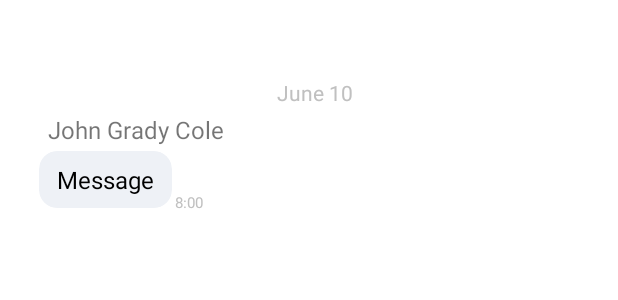
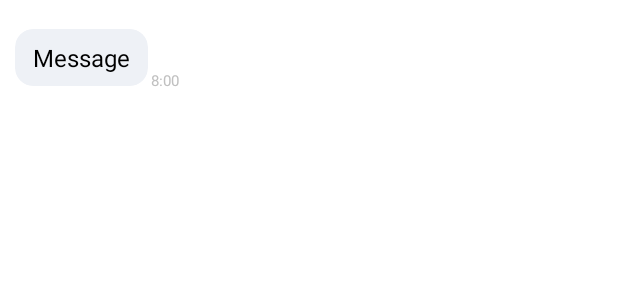
Before and after one commit to yairabraham5/huji-hackathon-2021, an Android app: the layout item_chat_bot.xml on its own in the app's theme, with its tools: preview values and no code run, on a phone screen of 412 x 824 dp. Shown: the top 300 px of the screen. Run offline under Robolectric (Android 15) with nearby library versions, the phone set to English and light mode, and no system bars.

Commit message:
updated bot and user bubbles

```diff
--- a/hackathon-app/app/src/main/res/layout/item_chat_bot.xml
+++ b/hackathon-app/app/src/main/res/layout/item_chat_bot.xml
@@ -6,42 +6,6 @@
     android:layout_marginStart="8dp"
     android:layout_marginTop="16dp"
     android:layout_marginLeft="8dp">
-
-    <TextView
-        android:id="@+id/text_gchat_date_other"
-        android:layout_width="wrap_content"
-        android:layout_height="wrap_content"
-        android:layout_marginTop="32dp"
-        android:paddingStart="8dp"
-        android:paddingTop="4dp"
-        android:paddingEnd="8dp"
-        android:paddingBottom="4dp"
-        android:text="June 10"
-        android:textColor="#C0C0C0"
-        app:layout_constraintEnd_toEndOf="parent"
-        app:layout_constraintStart_toStartOf="parent"
-        app:layout_constraintTop_toTopOf="parent" />
-
-    <ImageView
-        android:id="@+id/image_gchat_profile_other"
-        android:layout_width="wrap_content"
-        android:layout_height="wrap_content"
-        android:layout_marginStart="16dp"
-        android:contentDescription="User Icon"
-        app:layout_constraintStart_toStartOf="parent"
-        app:layout_constraintTop_toBottomOf="@+id/text_gchat_date_other"
-        android:layout_marginLeft="16dp" />
-
-    <TextView
-        android:id="@+id/text_gchat_user_other"
-        android:layout_width="wrap_content"
-        android:layout_height="wrap_content"
-        android:layout_marginStart="8dp"
-        android:text="John Grady Cole"
-        android:textSize="16sp"
-        app:layout_constraintStart_toEndOf="@+id/image_gchat_profile_other"
-        app:layout_constraintTop_toBottomOf="@+id/text_gchat_date_other"
-        android:layout_marginLeft="8dp" />
 
     <androidx.cardview.widget.CardView
         android:id="@+id/card_gchat_message_other"
@@ -52,8 +16,8 @@
         app:cardElevation="0dp"
         app:cardPreventCornerOverlap="false"
         app:cardUseCompatPadding="true"
-        app:layout_constraintStart_toEndOf="@+id/image_gchat_profile_other"
-        app:layout_constraintTop_toBottomOf="@+id/text_gchat_user_other">
+        app:layout_constraintStart_toStartOf="parent"
+        app:layout_constraintBottom_toBottomOf="parent">
 
         <LinearLayout
             android:id="@+id/layout_gchat_container_other"
@@ -62,7 +26,7 @@
             android:orientation="vertical">
 
             <TextView
-                android:id="@+id/text_gchat_message_other"
+                android:id="@+id/bot_message"
                 android:layout_width="wrap_content"
                 android:layout_height="wrap_content"
                 android:layout_marginBottom="8dp"
@@ -79,7 +43,7 @@
 
 
     <TextView
-        android:id="@+id/text_gchat_timestamp_other"
+        android:id="@+id/bot_message_hour"
         android:layout_width="wrap_content"
         android:layout_height="wrap_content"
         android:text="8:00"
```
Also changed, not shown: hackathon-app/app/src/main/java/com/example/hackthon/BotBubbleViewHolder.java (+15 -1 lines), hackathon-app/app/src/main/java/com/example/hackthon/UserBubbleViewHolder.java (+5 -2 lines), hackathon-app/app/src/main/res/layout/item_chat_user.xml (+3 -18 lines).
